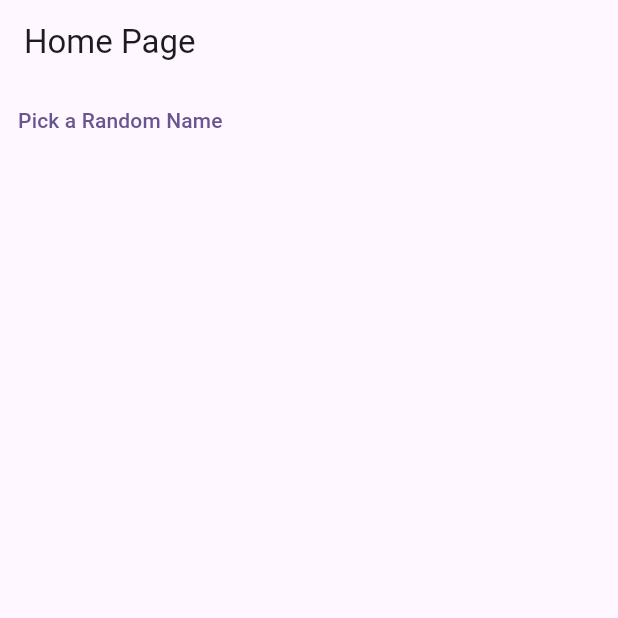
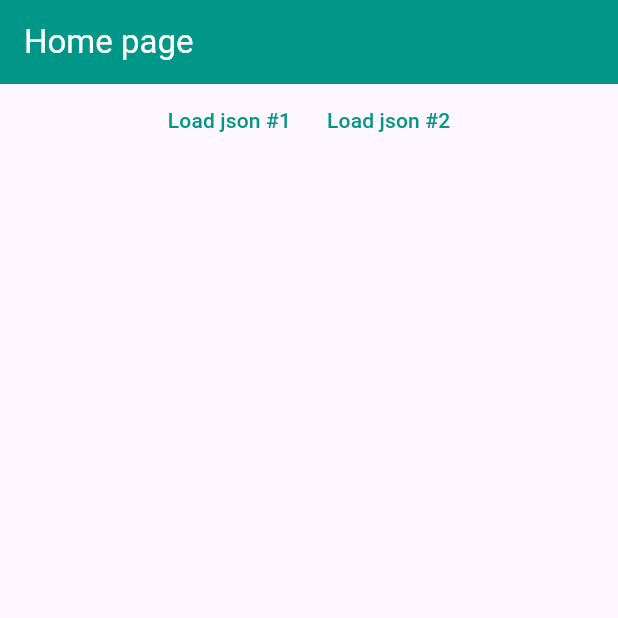
Before and after one commit to shemaabra/flutter-bloc, a Flutter app: the screen it shows after launch, on a phone screen of 412 x 824 dp, the top half of it. Run offline on Flutter 3.47's test engine with Material 2 defaults, Android fonts, the phone set to English and light mode, and no system bars; our stand-ins replace bloc, flutter_bloc.

```diff
--- a/lib/main.dart
+++ b/lib/main.dart
@@ -1,6 +1,9 @@
+import 'dart:convert';
+import 'dart:io';
+
 import 'package:flutter/material.dart';
 import 'package:bloc/bloc.dart';
-import 'dart:math' as math show Random;
+import 'package:flutter_bloc/flutter_bloc.dart';
 
 void main() {
   runApp(const MyApp());
@@ -19,78 +22,176 @@ class MyApp extends StatelessWidget {
         colorScheme: ColorScheme.fromSeed(seedColor: Colors.deepPurple),
         useMaterial3: true,
       ),
-      home: const HomePage(),
+      home: BlocProvider(
+        create: (_) => PersonBloc(),
+        child: const HomePage(),
+      ),
     );
   }
 }
 
-const names = [
-  'Foo',
-  'Bar',
-  'Baz',
-  'Pip',
-  'Zoo',
-];
-
-extension RandomElement<T> on Iterable<T> {
-  T getRandomElement() => elementAt(math.Random().nextInt(length));
+@immutable
+abstract class LoadAction {
+  const LoadAction();
 }
 
-class NameCubit extends Cubit<String?> {
-  NameCubit() : super(null);
-
-  void pickRandomName() => emit(
-        names.getRandomElement(),
-      );
+@immutable
+class LoadPersonAction implements LoadAction {
+  final PersonUrl url;
+  const LoadPersonAction({required this.url}) : super();
 }
 
-class HomePage extends StatefulWidget {
-  const HomePage({super.key});
+enum PersonUrl {
+  person1,
+  person2,
+}
+
+extension UrlString on PersonUrl {
+  String get urlString {
+    switch (this) {
+      case PersonUrl.person1:
+        return 'http://127.0.0.1:5500/api/person1.json';
+      case PersonUrl.person2:
+        return 'http://127.0.0.1:5500/api/person1.json';
+    }
+  }
+}
+
+@immutable
+class Person {
+  final String name;
+  final int age;
+
+  const Person({
+    required this.name,
+    required this.age,
+  });
+
+  Person.fromJson(Map<String, dynamic> json)
+      : name = json['name'] as String,
+        age = json['age'] as int;
+}
+
+Future<Iterable<Person>> getPersons(String url) => HttpClient()
+    .getUrl(Uri.parse(url))
+    .then((req) => req.close())
+    .then((resp) => resp.transform(utf8.decoder).join())
+    .then((str) => json.decode(str) as List<dynamic>)
+    .then((list) => list.map((e) => Person.fromJson(e)));
+
+@immutable
+class FetchResult {
+  final Iterable<Person> person;
+  final bool isRetrivedFromCache;
+
+  const FetchResult({
+    required this.person,
+    required this.isRetrivedFromCache,
+  });
 
   @override
-  State<HomePage> createState() => _HomePageState();
+  String toString() =>
+      'FetchResult(isRetrivedFromCache = $isRetrivedFromCache, person=$person';
 }
 
-class _HomePageState extends State<HomePage> {
-  late final NameCubit cubit;
+class PersonBloc extends Bloc<LoadAction, FetchResult?> {
+  final Map<PersonUrl, Iterable<Person>> _cache = {};
+  PersonBloc() : super(null) {
+    on<LoadPersonAction>(
+      (event, emit) async {
+        final url = event.url;
+        if (_cache.containsKey(url)) {
+          final cachedPerson = _cache[url]!;
+          final result = FetchResult(
+            person: cachedPerson,
+            isRetrivedFromCache: true,
+          );
+          emit(result);
+        } else {
+          final persons = await getPersons(url.urlString);
+          _cache[url] = persons;
+          final result = FetchResult(
+            person: persons,
+            isRetrivedFromCache: false,
+          );
+          emit(result);
+        }
+      },
+    );
+  }
+}
 
-  @override
-  void initState() {
-    super.initState();
-    cubit = NameCubit();
-  }
+extension Subscript<T> on Iterable<T> {
+  T? operator [](int index) => length > index ? elementAt(index) : null;
+}
+
+class HomePage extends StatelessWidget {
+  const HomePage({super.key});
 
   @override
   Widget build(BuildContext context) {
     return Scaffold(
       appBar: AppBar(
-        title: const Text("Home Page"),
+        backgroundColor: Colors.teal,
+        title: const Text(
+          "Home page",
+          style: TextStyle(color: Colors.white),
+        ),
       ),
-      body: StreamBuilder<String?>(
-        stream: cubit.stream,
-        builder: (context, snapshot) {
-          final button = TextButton(
-            onPressed: () => cubit.pickRandomName(),
-            child: const Text('Pick a Random Name'),
-          );
-          switch (snapshot.connectionState) {
-            case ConnectionState.none:
-              return button;
+      body: Column(
+        crossAxisAlignment: CrossAxisAlignment.center,
+        children: [
+          Row(
+            mainAxisAlignment: MainAxisAlignment.center,
+            children: [
+              TextButton(
+                onPressed: () {
+                  context.read<PersonBloc>().add(
+                        const LoadPersonAction(url: PersonUrl.person1),
+                      );
+                },
+                child: const Text(
+                  "Load json #1",
+                  style: TextStyle(color: Colors.teal),
+                ),
+              ),
+              TextButton(
+                onPressed: () {
+                  context.read<PersonBloc>().add(
+                        const LoadPersonAction(url: PersonUrl.person2),
+                      );
+                },
+                child: const Text(
+                  "Load json #2",
+                  style: TextStyle(color: Colors.teal),
+                ),
+              ),
+            ],
+          ),
+          BlocBuilder<PersonBloc, FetchResult?>(
+              buildWhen: (previousResult, currentResult) {
+            return previousResult?.person != currentResult?.person;
+          }, builder: (context, fetchResult) {
+            final person = fetchResult?.person;
+            if (person == null) {
+              return SizedBox();
+            } else {
+              return Expanded(
+              child: ListView.builder(
+                itemCount: person.length,
+                itemBuilder: (context, index) {
+                  final persons = person[index]!;
+                  return ListTile(
+                    title: Text(persons.name),
+                  );
+                },
+              ),
+            );
+            }
 
-            case ConnectionState.waiting:
-              return button;
-
-            case ConnectionState.active:
-              return Column(
-                children: [
-                  Text(snapshot.data ?? ''),
-                  button,
-                ],
-              );
-            case ConnectionState.done:
-              return const SizedBox();
-          }
-        },
+            return Container();
+          }),
+        ],
       ),
     );
   }
```
Also changed, not shown: api/person1.json (added, +14 -0 lines), api/person2.json (added, +14 -0 lines).
